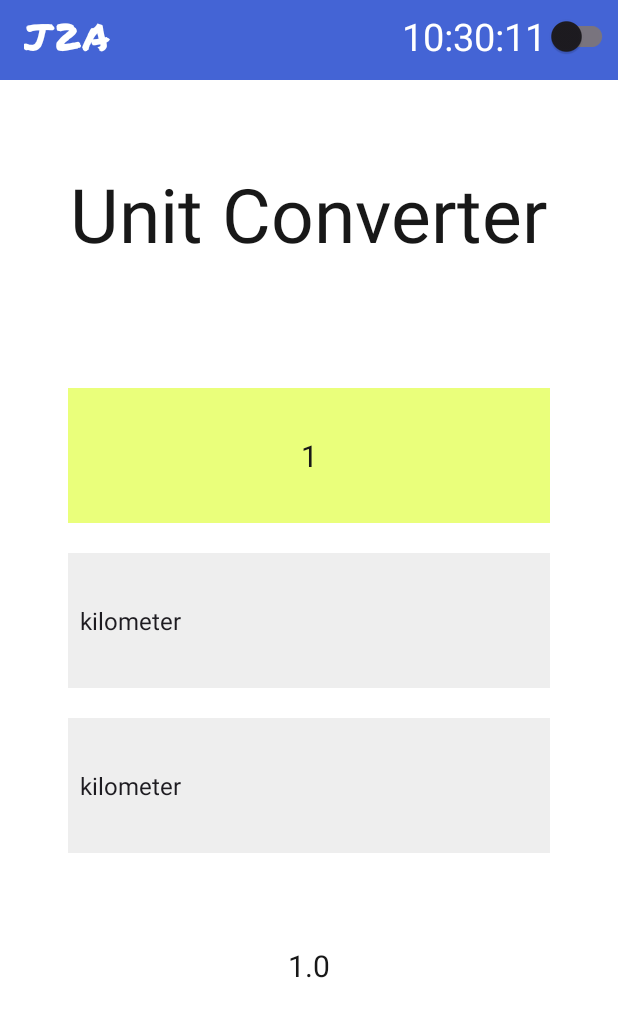
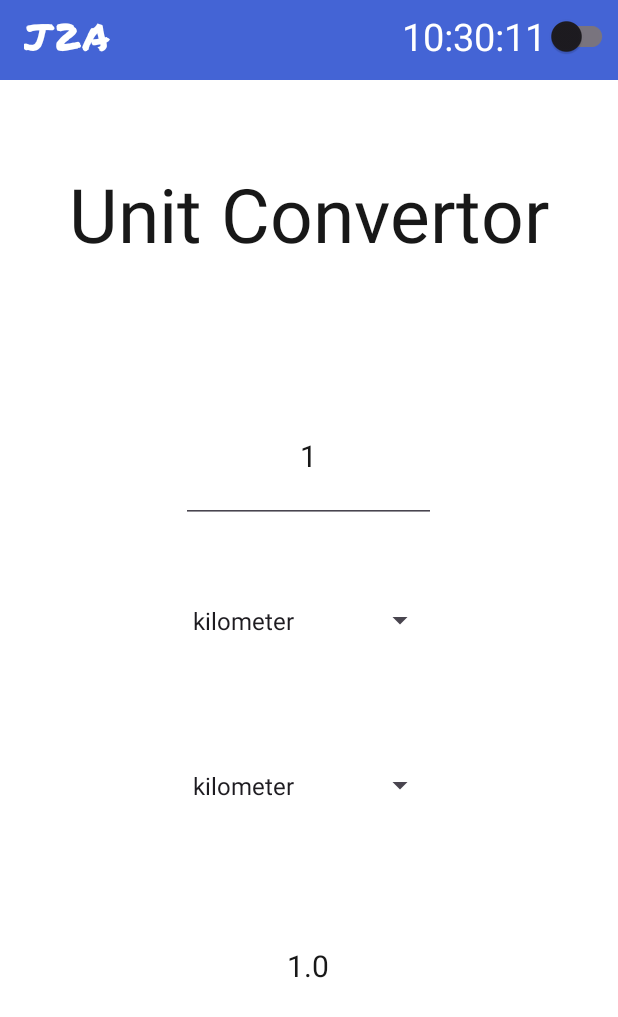
Before and after one commit to sanchit1053/androidAppWXP, an Android app: the fragment UnitConverterFragment placed in its activity, on a phone screen of 412 x 824 dp. Shown: the top 1017 px of the screen. Run offline under Robolectric (Android 15) with nearby library versions, the light colour scheme and no system bars.

```diff
--- a/app/src/main/res/layout/unit_converter_fragment.xml
+++ b/app/src/main/res/layout/unit_converter_fragment.xml
@@ -17,19 +17,18 @@
         android:layout_width="wrap_content"
         android:layout_height="90dp"
         android:layout_marginVertical="50dp"
-        android:text="Unit Converter"
+        android:text="@string/Unit_convertor"
         android:textSize="50sp" />
 
     <!--        android:background="#eaff7b"-->
     <EditText
         android:id="@+id/textInput"
         style="@style/TEXT"
-        android:layout_width="match_parent"
+        android:layout_width="170dp"
         android:layout_height="90dp"
         android:layout_marginHorizontal="40dp"
         android:layout_marginVertical="10dp"
         android:autofillHints="@string/enter_a_number_hint"
-        android:background="#eaff7b"
         android:gravity="center"
         android:inputType="number"
         android:minWidth="50dp"
@@ -39,28 +38,26 @@
 
     <Spinner
         android:id="@+id/fromSpinner"
-        android:layout_width="match_parent"
+        android:layout_width="170dp"
         android:layout_height="90dp"
         android:layout_marginHorizontal="40dp"
         android:layout_marginVertical="10dp"
-        android:background="#eeeeee"
         android:gravity="center"
         android:labelFor="@id/fromSpinner" />
 
     <Spinner
         android:id="@+id/toSpinner"
-        android:layout_width="match_parent"
+        android:layout_width="170dp"
         android:layout_height="90dp"
         android:layout_marginHorizontal="40dp"
         android:layout_marginVertical="10dp"
-        android:background="#eeeeee"
         android:gravity="center"
         android:labelFor="@id/toSpinner" />
 
     <TextView
         android:id="@+id/resultTextView"
         style="@style/TEXT"
-        android:layout_width="match_parent"
+        android:layout_width="170dp"
         android:layout_height="90dp"
         android:layout_marginHorizontal="40dp"
         android:layout_marginTop="20dp"
--- a/app/src/main/res/values/themes.xml
+++ b/app/src/main/res/values/themes.xml
@@ -20,5 +20,4 @@
         <item name="android:backgroundTint">#A352FF</item>
         <item name="android:textColor">@android:color/white</item>
     </style>
-
 </resources>
```
